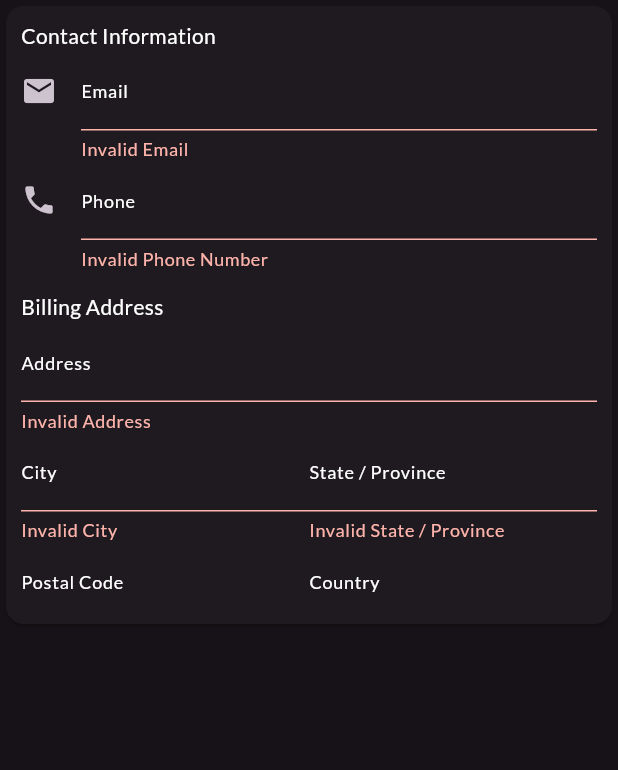
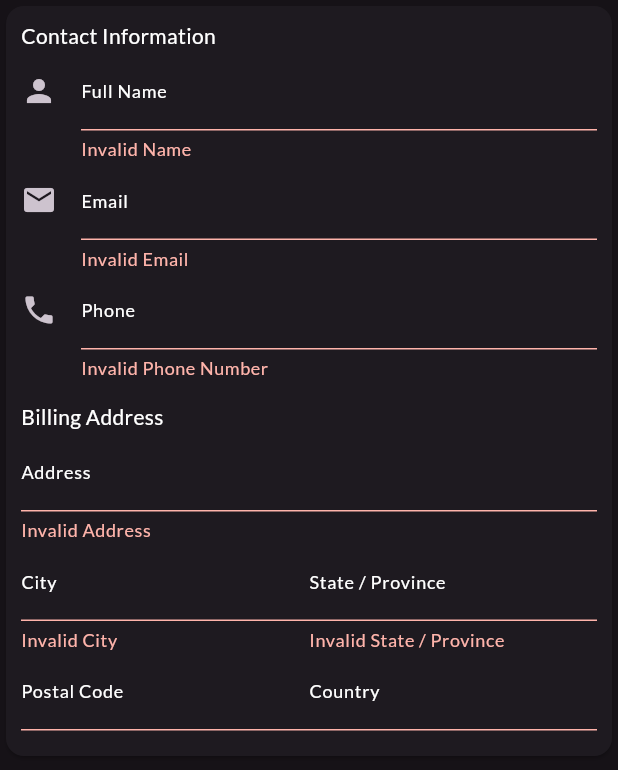
Before and after one commit to kpirabaharan/E-Commerce-Flutter-App, a Flutter app: the Checkout widget shown alone on an empty page, opened directly, after a tap on "Proceed to Payment", on a phone screen of 412 x 824 dp. Shown: the top 770 px of the screen. Run offline on Flutter 3.47's test engine with Material 2 defaults, Android fonts, the phone set to English and light mode, and no system bars; our stand-ins replace dio, flutter_dotenv, flutter_riverpod, google_fonts; missing offline and left inert: flutter_stripe; network calls fail.

Commit message:
Added Name Field
Signed-off-by: Keeshigan Pirabaharan <kpirabaharan3@gmail.com>

```diff
--- a/lib/providers/cart_provider.dart
+++ b/lib/providers/cart_provider.dart
@@ -87,6 +87,10 @@ class CartNotifier extends StateNotifier<List<CartItem>> {
     return state.where((item) => item.storeId == storeId).toList();
   }
 
+  CartItem getItem(String productId) {
+    return state.firstWhere((item) => item.id == productId);
+  }
+
   double getTotal(String storeId) {
     return state.where((item) => item.storeId == storeId).fold<double>(
         0,
@@ -114,6 +118,7 @@ class CartNotifier extends StateNotifier<List<CartItem>> {
         print(response.data);
         await Stripe.instance.initPaymentSheet(
             paymentSheetParameters: SetupPaymentSheetParameters(
+          billingDetails: BillingDetails(email: ''),
           paymentIntentClientSecret: response.data['client_secret'],
           merchantDisplayName: 'Poop',
           style: ThemeMode.dark,
--- a/lib/screens/cart.dart
+++ b/lib/screens/cart.dart
@@ -17,12 +17,6 @@ class CartScreen extends ConsumerWidget {
     final cartItems = ref.watch(cartProvider.notifier).getItems(ref.read(activeStoreProvider)!.id);
 
     return Scaffold(
-      floatingActionButtonLocation: FloatingActionButtonLocation.endTop,
-      floatingActionButton: FloatingActionButton(
-          onPressed: () => {
-                ref.read(cartProvider.notifier).checkout(ref.read(activeStoreProvider)!.id),
-                Stripe.instance.presentPaymentSheet()
-              }),
       appBar: AppBar(
         leading: IconButton(
           icon: const Icon(
--- a/lib/screens/checkout.dart
+++ b/lib/screens/checkout.dart
@@ -10,6 +10,7 @@ class Checkout extends StatefulWidget {
 class _CheckoutState extends State<Checkout> {
   final _formKey = GlobalKey<FormState>();
 
+  final _emailNode = FocusNode();
   final _phoneNode = FocusNode();
   final _addressNode = FocusNode();
   final _cityNode = FocusNode();
@@ -18,6 +19,7 @@ class _CheckoutState extends State<Checkout> {
   final _countryNode = FocusNode();
 
   final Map<String, dynamic> _contactBillingData = {
+    'name': '',
     'email': '',
     'phone': 0,
     'address': '',
@@ -48,12 +50,13 @@ class _CheckoutState extends State<Checkout> {
   @override
   Widget build(BuildContext context) {
     final height = MediaQuery.of(context).size.height;
+    final bottomInsets = MediaQuery.of(context).viewInsets.bottom;
+
     return Card(
         child: Container(
       padding: const EdgeInsets.all(10),
-      constraints: BoxConstraints.tight(
-        Size(double.infinity, height * 0.50),
-      ),
+      height: 500,
+      constraints: BoxConstraints(maxHeight: height - bottomInsets - 50),
       child: Form(
         key: _formKey,
         child: SingleChildScrollView(
@@ -65,7 +68,28 @@ class _CheckoutState extends State<Checkout> {
               ),
               TextFormField(
                 textInputAction: TextInputAction.next,
+                keyboardType: TextInputType.name,
+                onFieldSubmitted: (_) => FocusScope.of(context).requestFocus(_emailNode),
+                decoration: InputDecoration(
+                  icon: const Icon(Icons.person),
+                  labelText: 'Full Name',
+                  labelStyle: Theme.of(context).textTheme.labelMedium,
+                ),
+                validator: (value) {
+                  if (value!.isEmpty) {
+                    return 'Invalid Name';
+                  }
+                  return null;
+                },
+                onSaved: (value) {
+                  _contactBillingData['name'] = value!;
+                },
+              ),
+              TextFormField(
+                textInputAction: TextInputAction.next,
+                keyboardType: TextInputType.emailAddress,
                 onFieldSubmitted: (_) => FocusScope.of(context).requestFocus(_phoneNode),
+                focusNode: _emailNode,
                 decoration: InputDecoration(
                   icon: const Icon(Icons.email),
                   labelText: 'Email',
```
Also changed, not shown: lib/widgets/cart_tile.dart (+5 -4 lines), lib/widgets/item_counter.dart (+14 -6 lines).
